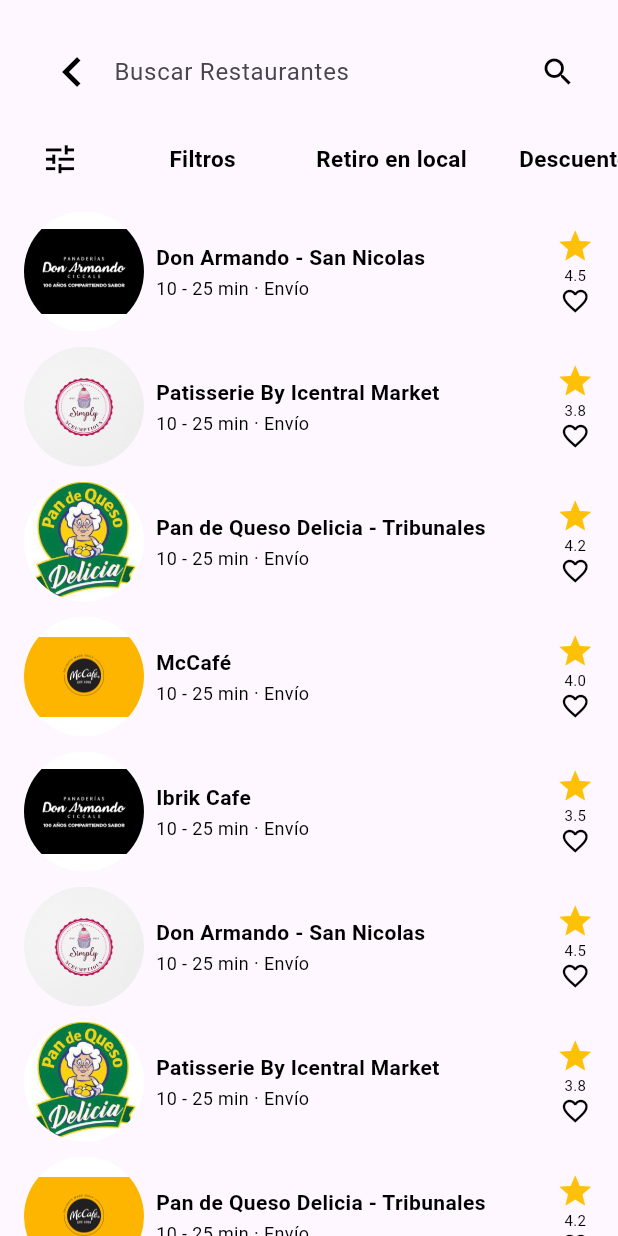
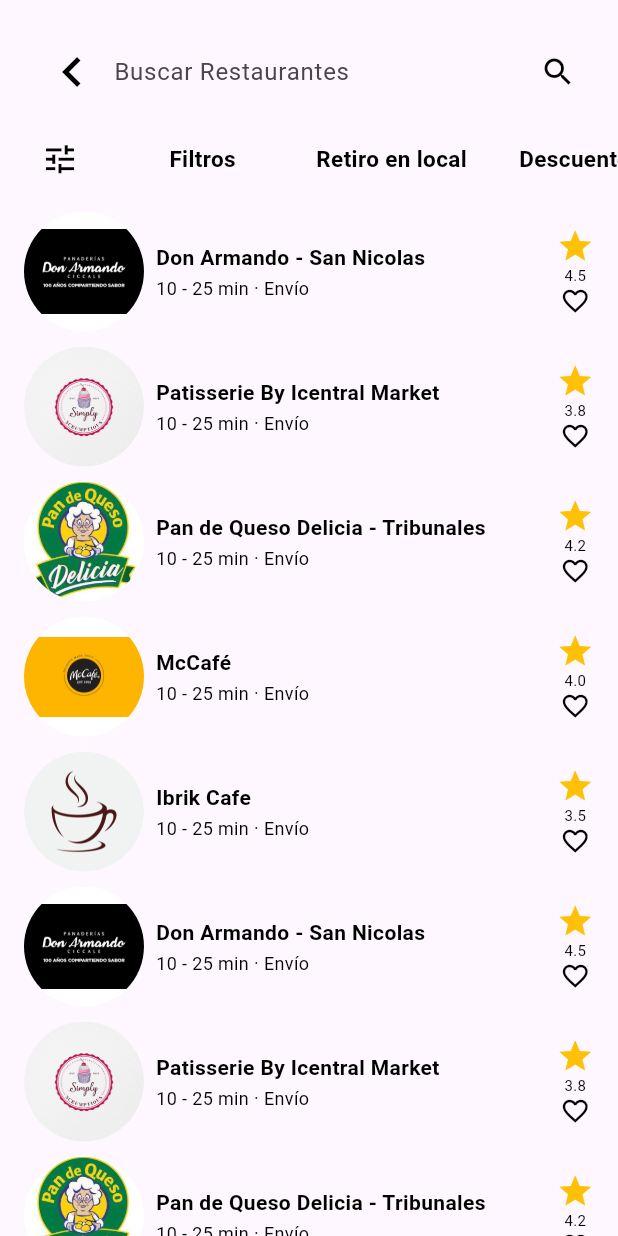
Before and after one commit to ZoeCandelaGonzalez/Pedidos, a Flutter app: the screen it shows after launch, scrolled down 160 dp, after a tap on "Restaurantes", on a phone screen of 412 x 824 dp. Run offline on Flutter 3.47's test engine with Material 2 defaults, Android fonts, the phone set to English and light mode, and no system bars; our stand-ins replace bloc, flutter_bloc, go_router.

Commit message:
pedidos app

```diff
--- a/pedidos_app/lib/page/principal/HomeScreen.dart
+++ b/pedidos_app/lib/page/principal/HomeScreen.dart
@@ -17,7 +17,7 @@
    Widget build(BuildContext context) {
     return BlocProvider(
       create: ( _ ) => BottomNavigationBloc(),
-      child: PrincipalPage()
+      child: const PrincipalPage()
 
     );
    }
--- a/pedidos_app/lib/page/principal/botonmenu.dart
+++ b/pedidos_app/lib/page/principal/botonmenu.dart
@@ -20,7 +20,7 @@
   ),
 
   BottomNavigationBarItem(
-    icon: Icon(Icons.people),
+    icon: Icon(Icons.account_circle),
     label: 'Mi Perfil'
   ),
 
--- a/pedidos_app/lib/page/principal/contenedores.dart
+++ b/pedidos_app/lib/page/principal/contenedores.dart
@@ -10,7 +10,8 @@
       onTap: (){
         context.push('/secundaria_page.dart');
       },
-    child:  Container(
+    child:  Stack(
+      children:[ Container(
         padding: const EdgeInsets.all(16.0),
         child: Row(
           mainAxisAlignment: MainAxisAlignment.center,
@@ -21,33 +22,44 @@
               margin: const EdgeInsets.only(right: 24),
               decoration: BoxDecoration(
                 color: Colors.yellow,
-              borderRadius: BorderRadius.circular(20),
+                borderRadius: BorderRadius.circular(10),
               ),
               child: Column(
+
                 mainAxisAlignment: MainAxisAlignment.center,
                 children: [
                   const Text(
                     'Restaurantes',
                     style: TextStyle(
-                    fontSize: 15,
+                      fontSize: 18,
                       fontWeight: FontWeight.bold,
                       color: Colors.black,
                     ),
                   ),
+
+
                   Image.asset(
                     'assets/hamburguesa.jpg',
                     width: 200,
-                  height: 200,
+                    height: 100,
                   ),
-                const SizedBox(height: 8),
+                   Positioned(
+                    bottom: 20,
+
+                    child: _HamburguesaSombra()
+                    ),
+
                 ],
               ),
             ),
             Expanded(
               child: Column(
 
+
                 children: [
+
                   Container(
+
                     width: double.infinity,
                     height: 130,
                     margin: const EdgeInsets.only(bottom: 16),
@@ -55,25 +67,39 @@
                       color: Colors.pink,
                       borderRadius: BorderRadius.circular(10),
                     ),
-                  child: Row(
-                    mainAxisAlignment: MainAxisAlignment.spaceBetween,
+                    child: Column(
                       children: [
-                         Text(
+                          const Text(
+
                           'PedidosYaMarket',
                           style: TextStyle(
-                          fontSize: 15,
+                            fontSize: 18,
                             fontWeight: FontWeight.bold,
                             color: Colors.white,
                           ),
 
                         ),
+                        Row(
 
-                      Image.asset(
+                          mainAxisAlignment: MainAxisAlignment.end,
+                          children: [
+
+
+                            SizedBox(
+                              height: 90,
+                              width: 130,
+                              child: Image.asset(
                                 'assets/pedidosyamarket.png',
                                 width: 70,
                                 height: 90,
+                                fit: BoxFit.cover
+
+                              ),
                             ),
 
+
+                          ],
+                        ),
                       ],
                     ),
                   ),
@@ -90,10 +116,10 @@
                           child: Column(
                             mainAxisAlignment: MainAxisAlignment.spaceBetween,
                             children: [
-                            Text(
+                              const Text(
                                 'Mercados',
                                 style: TextStyle(
-                                fontSize: 16,
+                                  fontSize: 18,
                                   fontWeight: FontWeight.bold,
                                   color: Colors.black,
                                 ),
@@ -104,18 +130,18 @@
 
                                 height: 60,
                               ),
-                            SizedBox(height: 8),
+                              const SizedBox(height: 8),
                             ],
                           ),
                         ),
                       ),
-                    SizedBox(width: 16),
+                      const SizedBox(width: 16),
                       Expanded(
                         child: Container(
                            width: 100,
                           height: 100,
                           decoration: BoxDecoration(
-                          color: Color.fromARGB(255, 237, 169, 199),
+                            color: const Color.fromARGB(255, 237, 169, 199),
                             borderRadius: BorderRadius.circular(10),
                           ),
                           child: Column(
@@ -125,20 +151,23 @@
 
                             children: [
 
-                            Text(
+                              const Text(
                                 'Helados',
                                 style: TextStyle(
                                   color: Colors.black,
                                   fontWeight: FontWeight.bold,
-                                fontSize: 16,
+                                  fontSize: 18,
                                 ),
                               ),
+
+
+
                               Image.asset(
                                 'assets/helados.png',
                                 width: 150,
                                 height: 50,
                               ),
-                            SizedBox(height: 8),
+                              const SizedBox(height: 8),
                             ],
                           ),
                         ),
@@ -150,6 +179,30 @@
             ),
           ],
         ),
-    ));
+      ),
+
+    ]));
   }
 }
+
+class _HamburguesaSombra extends StatelessWidget {
+
+  @override
+  Widget build(BuildContext context) {
+    return  Transform.rotate(
+      angle: -0.1,
+      child: Container(
+        width: 90,
+        height: 70,
+        decoration: BoxDecoration(
+          color: Colors.transparent,
+          borderRadius: BorderRadius.circular(100),
+          boxShadow: const [
+            BoxShadow(color: Color.fromARGB(255, 199, 141, 75), blurRadius: 40)
+          ]
+        )
+
+      ),
+    );
+  }
+}
--- a/pedidos_app/lib/page/principal/encabezado.dart
+++ b/pedidos_app/lib/page/principal/encabezado.dart
@@ -19,26 +19,26 @@
         top: true,
         bottom: false,
         child: Padding(
-          padding:EdgeInsets.symmetric(horizontal: 30),
+          padding:const EdgeInsets.symmetric(horizontal: 30),
           child: Container(
-            margin: EdgeInsets.only(top: 30),
+            margin: const EdgeInsets.only(top: 30),
             width: double.infinity,
            child: Row(
             children: [
 
-             Text('San Martin 776', style: TextStyle( fontSize: 25, fontWeight: FontWeight.w500),),
+             const Text('San Martin 776', style: TextStyle( fontSize: 25, fontWeight: FontWeight.w500),),
 
                IconButton(
                 onPressed: (){},
-                icon: Icon( Icons.expand_more_outlined, size: 35,)
+                icon: const Icon( Icons.expand_more_outlined, size: 35,)
                 ),
 
 
-             Spacer(),
+             const Spacer(),
 
                IconButton(
                 onPressed: (){},
-                icon: Icon(  Icons.campaign_outlined, size: 35,)
+                icon: const Icon(  Icons.campaign_outlined, size: 35,)
                 ),
 
 
--- a/pedidos_app/lib/page/principal/principal_page.dart
+++ b/pedidos_app/lib/page/principal/principal_page.dart
@@ -17,7 +17,7 @@
     return Scaffold(
       body: ListView(
 
-        children: [
+        children: const [
           Encabezado(),
           BuscarLocales(),
           Sumate(),
@@ -32,7 +32,7 @@
 
 
 
-  bottomNavigationBar: CustomBottomNavigationBar(),
+  bottomNavigationBar: const CustomBottomNavigationBar(),
     );
   }
 }
--- a/pedidos_app/lib/page/principal/scroll.dart
+++ b/pedidos_app/lib/page/principal/scroll.dart
@@ -20,7 +20,7 @@
              width: 200,
               height: 110,
             decoration: BoxDecoration(
-                color: Colors.grey,
+
                 borderRadius: BorderRadius.circular(10),
               ),
               child: Padding(
@@ -30,7 +30,7 @@
                   mainAxisAlignment: MainAxisAlignment.center,
 
                   children: [
-                    Text(
+                    const Text(
                       'Cafe & Deli',
                       style: TextStyle(
                         fontSize: 15,
@@ -44,6 +44,7 @@
                         'assets/cafe.png',
                          width: 90,
                 height: 50,
+                fit: BoxFit.scaleDown,
                       ),
                     ),
 
@@ -51,12 +52,13 @@
                 ),
               ),
             ),
-            SizedBox(width: 16),
+            const SizedBox(width: 16),
               Container(
               width: 200,
               height: 110,
+
             decoration: BoxDecoration(
-               color: Colors.grey,
+
                 borderRadius: BorderRadius.circular(10),
               ),
               child: Padding(
@@ -65,7 +67,7 @@
                 child: Column(
                 mainAxisAlignment: MainAxisAlignment.center,
                 children: [
-                  Text(
+                  const Text(
                     'Retiro en local',
                     style: TextStyle(
                       fontSize: 15,
@@ -73,29 +75,32 @@
                       color: Colors.black,
                     ),
                   ),
-                  Image.asset(
-                    'assets/bolsa.png',
-                 width: 100,
-                height: 60,
+                  Positioned(
+                    child: Image.asset(
+                      'assets/bolsa.png',
+                                   width: 100,
+                                  height: 60,
+                                   fit: BoxFit.fitWidth,
+                    ),
                   ),
-                  SizedBox(height: 8),
+                  const SizedBox(height: 8),
                 ],
               ),
             ),
               ),
-            SizedBox(width: 16),
+            const SizedBox(width: 16),
          Container(
               width: 200,
               height: 110,
             decoration: BoxDecoration(
-            color: Colors.grey,
+
                 borderRadius: BorderRadius.circular(10),
               ),
               child: Column(
                 mainAxisAlignment: MainAxisAlignment.center,
                 children: [
-                  Text(
-                    'Kiosko',
+                  const Text(
+                    'Kioscos',
                     style: TextStyle(
                       fontSize: 15,
                       fontWeight: FontWeight.bold,
@@ -107,12 +112,13 @@
                     width: 100,
                 height: 60,
                   ),
-                  SizedBox(height: 8),
+                  const SizedBox(height: 8),
                 ],
               ),
             ),
 
-            ])
+            ]
+            )
       ),
     );
   }
--- a/pedidos_app/lib/page/principal/scroll2.dart
+++ b/pedidos_app/lib/page/principal/scroll2.dart
@@ -14,7 +14,7 @@
         scrollDirection: Axis.horizontal,
         child: Row(
           children: [
-                SizedBox(width: 16),
+                const SizedBox(width: 16),
 
           //desayuna como campeon
             SizedBox(
@@ -24,7 +24,7 @@
 
       child: Column(
       children: [
-        Text(
+        const Text(
           '',
           style: TextStyle(
             fontSize: 24,
@@ -33,13 +33,14 @@
           ),
         ),
         Expanded(
-          child: Container(
+          child: SizedBox(
             width: 400,
-            height:200,
+            height:00,
 
             child: Image.asset(
               'assets/desayuna.jpeg',
               fit: BoxFit.cover,
+              height: 20,
             ),
           ),
         ),
@@ -48,15 +49,15 @@
     ),
 
 
-            Container(
-              width: 300,
+            SizedBox(
+              width: 400,
               height: 200,
 
 
               child: Column(
                 mainAxisAlignment: MainAxisAlignment.center,
                 children: [
-                  Text(
+                  const Text(
                     '',
                     style: TextStyle(
                       fontSize: 24,
@@ -66,19 +67,20 @@
 
                   ),
                    Expanded(
-          child: Container(
+          child: SizedBox(
             width: 400,
             height:100,
             child: Image.asset(
               'assets/chipa.jpg',
-
+             height: 200,
+             width: 300,
             ),
           ),
         ),
                 ],
               ),
             ),
-            SizedBox(width: 16),
+            const SizedBox(width: 16),
 
           ],
         ),
--- a/pedidos_app/lib/page/principal/sumate.dart
+++ b/pedidos_app/lib/page/principal/sumate.dart
@@ -6,14 +6,12 @@
 
   @override
   Widget build(BuildContext context) {
-    return const _IconoSumate();
+    return _IconoSumate();
   }
 }
 
 class _IconoSumate extends StatelessWidget {
-  const _IconoSumate({
-    super.key,
-  });
+
 
   @override
   Widget build(BuildContext context) {
@@ -27,13 +25,13 @@
             padding: const EdgeInsets.symmetric(vertical: 15),
             width: double.infinity,
             height: 100,
-            margin: EdgeInsets.all(20),
+            margin: const EdgeInsets.all(20),
             decoration: BoxDecoration(
                 color: Colors.purple,
                 boxShadow: <BoxShadow>[
                   BoxShadow(
                       color: Colors.black.withOpacity(0.2),
-                      offset: Offset(4, 6),
+                      offset: const Offset(4, 6),
                       blurRadius: 10)
                 ],
                 borderRadius: BorderRadius.circular(15),
@@ -65,7 +63,9 @@
             height: 30,
             child: Image(
                 image: AssetImage(
-                    'assets/LOGO_Pedidos_Ya_PLUS_reducido_dae3e50ed1.png')),
+                    'assets/LOGO_Pedidos_Ya_PLUS_reducido_dae3e50ed1.png'
+                    )
+                    ),
           ),
           Positioned(
             right: 20,
--- a/pedidos_app/lib/page/secundaria/listarestaurantes.dart
+++ b/pedidos_app/lib/page/secundaria/listarestaurantes.dart
@@ -71,12 +71,13 @@
     'assets/Patisserie.jpeg',
     'assets/pandequeso.jpeg',
     'assets/mccafe.jpg',
+    'assets/ibrikcafe.jpg',
     'assets/donarmando.png',
     'assets/Patisserie.jpeg',
     'assets/pandequeso.jpeg',
     'assets/mccafe.jpg',
     'assets/ibrikcafe.jpg',
-    'assets/ibrikcafe.jpg',
+
   ];
 
   ListaRestaurantes({super.key});
@@ -88,7 +89,6 @@
       body: ListView.builder(
         itemCount: colors.length,
         itemBuilder: (context, index) {
-          final color = colors[index];
           final title = titles[index];
           final subtitle = subtitles[index];
           final iconList = iconData[index];
@@ -98,7 +98,7 @@
           return Container(
             height: 90,
 
-            padding: EdgeInsets.symmetric(horizontal: 16),
+            padding: const EdgeInsets.symmetric(horizontal: 16),
             child: Row(
               children: [
                 ClipRRect(
@@ -159,7 +159,7 @@
                             color: Colors.black,
                             size: 20,
                           ),
-                        SizedBox(height: 2),
+                        const SizedBox(height: 2),
                       ],
                     ),
                   ],
--- a/pedidos_app/lib/page/secundaria/secundaria_page.dart
+++ b/pedidos_app/lib/page/secundaria/secundaria_page.dart
@@ -20,8 +20,8 @@
       body:Column(
         children: [
 
-           BuscadorRestaurantes(),
-         Filtros(),
+           const BuscadorRestaurantes(),
+         const Filtros(),
 
           Expanded
           (child:
--- a/pedidos_app/lib/routes/go_router.dart
+++ b/pedidos_app/lib/routes/go_router.dart
@@ -15,7 +15,7 @@
 
   GoRoute(
   path: '/secundaria_page.dart',
-  builder: (context, state) => SecundariaPage() ),
+  builder: (context, state) => const SecundariaPage() ),
 
 ]
  );
```
Also changed, not shown: pedidos_app/lib/main.dart (+3 -5 lines), WhatsApp Image 2023-06-15 at 08.28.54 (1).jpeg (deleted), WhatsApp Image 2023-06-15 at 08.28.54.jpeg (deleted), 1 other file. Lines whose indentation alone changed are shown as unchanged.
